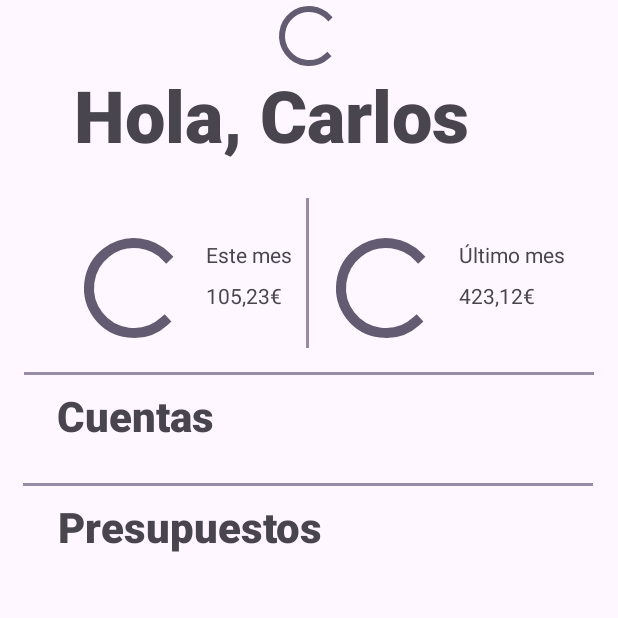
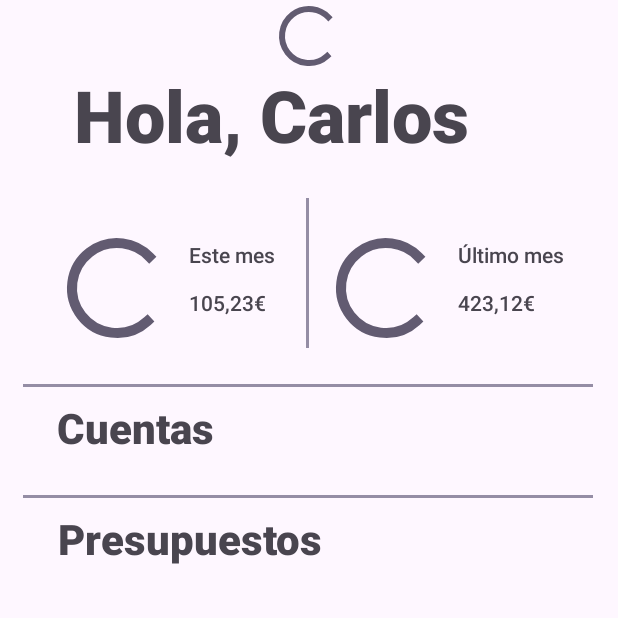
Before and after one commit to Melendo/PAD-2024-25-Keeperly, an Android app: the MainActivity screen opened directly, with no data from a screen before it, on a phone screen of 412 x 824 dp, the top half of it. Run offline under Robolectric (Android 15) with nearby library versions, the phone set to English and light mode, and no system bars.

Commit message:
Retoques en los layouts de activity_main

```diff
--- a/app/src/main/res/layout-w1240dp/activity_main.xml
+++ b/app/src/main/res/layout-w1240dp/activity_main.xml
@@ -50,7 +50,7 @@
         android:layout_height="150dp"
         android:layout_marginTop="16dp"
         app:layout_constraintEnd_toEndOf="parent"
-        app:layout_constraintHorizontal_bias="0.581"
+        app:layout_constraintHorizontal_bias="0.59"
         app:layout_constraintStart_toStartOf="parent"
         app:layout_constraintTop_toBottomOf="@+id/textView" />
 
@@ -58,7 +58,7 @@
         android:id="@+id/textView2"
         android:layout_width="200dp"
         android:layout_height="60dp"
-        android:layout_marginStart="32dp"
+        android:layout_marginStart="64dp"
         android:layout_marginTop="16dp"
         android:fontFamily="sans-serif-medium"
         android:text="Este mes"
@@ -70,46 +70,45 @@
         android:id="@+id/textView3"
         android:layout_width="200dp"
         android:layout_height="60dp"
+        android:layout_marginStart="64dp"
         android:layout_marginTop="16dp"
         android:fontFamily="sans-serif-medium"
         android:text="Último mes"
         android:textSize="34sp"
-        app:layout_constraintEnd_toEndOf="parent"
-        app:layout_constraintHorizontal_bias="0.712"
-        app:layout_constraintStart_toStartOf="parent"
+        app:layout_constraintStart_toEndOf="@+id/progressBar4"
         app:layout_constraintTop_toBottomOf="@+id/textView" />
 
     <View
         android:id="@+id/divider"
         android:layout_width="1600dp"
         android:layout_height="2dp"
-        android:layout_marginTop="188dp"
+        android:layout_marginTop="20dp"
         android:background="@color/gray_purple"
         app:layout_constraintEnd_toEndOf="parent"
         app:layout_constraintHorizontal_bias="0.495"
         app:layout_constraintStart_toStartOf="parent"
-        app:layout_constraintTop_toBottomOf="@+id/textView" />
+        app:layout_constraintTop_toBottomOf="@+id/divider2" />
 
     <View
         android:id="@+id/divider2"
         android:layout_width="2dp"
         android:layout_height="150dp"
-        android:layout_marginBottom="20dp"
+        android:layout_marginTop="18dp"
         android:background="@color/gray_purple"
-        app:layout_constraintBottom_toTopOf="@+id/divider"
         app:layout_constraintEnd_toEndOf="parent"
-        app:layout_constraintStart_toStartOf="parent" />
+        app:layout_constraintStart_toStartOf="parent"
+        app:layout_constraintTop_toBottomOf="@+id/textView" />
 
     <TextView
         android:id="@+id/textView4"
-        android:layout_width="110dp"
-        android:layout_height="40dp"
+        android:layout_width="wrap_content"
+        android:layout_height="wrap_content"
         android:layout_marginTop="40dp"
         android:fontFamily="sans-serif-black"
         android:text="Cuentas"
-        android:textSize="28sp"
+        android:textSize="48sp"
         app:layout_constraintEnd_toEndOf="parent"
-        app:layout_constraintHorizontal_bias="0.107"
+        app:layout_constraintHorizontal_bias="0.034"
         app:layout_constraintStart_toStartOf="parent"
         app:layout_constraintTop_toBottomOf="@+id/divider" />
 
@@ -117,38 +116,36 @@
         android:id="@+id/textView5"
         android:layout_width="200dp"
         android:layout_height="60dp"
-        android:layout_marginTop="20dp"
+        android:layout_marginStart="64dp"
+        android:layout_marginTop="28dp"
         android:fontFamily="sans-serif-medium"
         android:text="105,23€"
         android:textSize="34sp"
-        app:layout_constraintEnd_toEndOf="parent"
-        app:layout_constraintHorizontal_bias="0.234"
-        app:layout_constraintStart_toStartOf="parent"
+        app:layout_constraintStart_toEndOf="@+id/progressBar2"
         app:layout_constraintTop_toBottomOf="@+id/textView2" />
 
     <TextView
         android:id="@+id/textView6"
         android:layout_width="200dp"
         android:layout_height="60dp"
-        android:layout_marginTop="20dp"
+        android:layout_marginStart="64dp"
+        android:layout_marginTop="28dp"
         android:fontFamily="sans-serif-medium"
         android:text="423,12€"
         android:textSize="34sp"
-        app:layout_constraintEnd_toEndOf="parent"
-        app:layout_constraintHorizontal_bias="0.712"
-        app:layout_constraintStart_toStartOf="parent"
+        app:layout_constraintStart_toEndOf="@+id/progressBar4"
         app:layout_constraintTop_toBottomOf="@+id/textView3" />
 
     <TextView
         android:id="@+id/textView7"
-        android:layout_width="180dp"
-        android:layout_height="40dp"
+        android:layout_width="wrap_content"
+        android:layout_height="wrap_content"
         android:layout_marginTop="40dp"
         android:fontFamily="sans-serif-black"
         android:text="Presupuestos"
-        android:textSize="28sp"
+        android:textSize="48sp"
         app:layout_constraintEnd_toEndOf="parent"
-        app:layout_constraintHorizontal_bias="0.592"
+        app:layout_constraintHorizontal_bias="0.631"
         app:layout_constraintStart_toStartOf="parent"
         app:layout_constraintTop_toBottomOf="@+id/divider" />
 
@@ -156,10 +153,10 @@
         android:id="@+id/divider4"
         android:layout_width="2dp"
         android:layout_height="500dp"
-        android:layout_marginTop="24dp"
+        android:layout_marginTop="20dp"
         android:background="@color/gray_purple"
         app:layout_constraintEnd_toEndOf="parent"
-        app:layout_constraintHorizontal_bias="0.501"
+        app:layout_constraintHorizontal_bias="0.499"
         app:layout_constraintStart_toStartOf="parent"
         app:layout_constraintTop_toBottomOf="@+id/divider" />
 
--- a/app/src/main/res/layout-w936dp/activity_main.xml
+++ b/app/src/main/res/layout-w936dp/activity_main.xml
@@ -8,19 +8,20 @@
     tools:context=".ui.main.MainActivity">
 
     <!-- UI elements go here -->
+
     <TextView
         android:id="@+id/textView"
-        android:layout_width="313dp"
-        android:layout_height="64dp"
+        android:layout_width="400dp"
+        android:layout_height="75dp"
         android:fontFamily="sans-serif-black"
         android:text="Hola, Carlos"
-        android:textSize="48sp"
+        android:textSize="60sp"
         android:typeface="sans"
         app:layout_constraintBottom_toBottomOf="parent"
         app:layout_constraintEnd_toEndOf="parent"
         app:layout_constraintStart_toStartOf="parent"
         app:layout_constraintTop_toTopOf="parent"
-        app:layout_constraintVertical_bias="0.058" />
+        app:layout_constraintVertical_bias="0.052" />
 
     <ProgressBar
         android:id="@+id/progressBar2"
@@ -49,7 +50,7 @@
         android:layout_height="150dp"
         android:layout_marginTop="44dp"
         app:layout_constraintEnd_toEndOf="parent"
-        app:layout_constraintHorizontal_bias="0.655"
+        app:layout_constraintHorizontal_bias="0.644"
         app:layout_constraintStart_toStartOf="parent"
         app:layout_constraintTop_toBottomOf="@+id/textView" />
 
@@ -58,24 +59,22 @@
         android:layout_width="160dp"
         android:layout_height="40dp"
         android:layout_marginStart="20dp"
-        android:layout_marginTop="44dp"
+        android:layout_marginTop="60dp"
         android:fontFamily="sans-serif-medium"
         android:text="Este mes"
-        android:textSize="24sp"
+        android:textSize="34sp"
         app:layout_constraintStart_toEndOf="@+id/progressBar2"
         app:layout_constraintTop_toBottomOf="@+id/textView" />
 
     <TextView
         android:id="@+id/textView3"
-        android:layout_width="160dp"
+        android:layout_width="180dp"
         android:layout_height="40dp"
         android:layout_marginStart="20dp"
-        android:layout_marginTop="44dp"
+        android:layout_marginTop="60dp"
         android:fontFamily="sans-serif-medium"
         android:text="Último mes"
-        android:textSize="24sp"
-        app:layout_constraintEnd_toEndOf="parent"
-        app:layout_constraintHorizontal_bias="0.052"
+        android:textSize="34sp"
         app:layout_constraintStart_toEndOf="@+id/progressBar4"
         app:layout_constraintTop_toBottomOf="@+id/textView" />
 
@@ -83,33 +82,33 @@
         android:id="@+id/divider"
         android:layout_width="800dp"
         android:layout_height="2dp"
-        android:layout_marginTop="244dp"
+        android:layout_marginTop="32dp"
         android:background="@color/gray_purple"
         app:layout_constraintEnd_toEndOf="parent"
         app:layout_constraintStart_toStartOf="parent"
-        app:layout_constraintTop_toBottomOf="@+id/textView" />
+        app:layout_constraintTop_toBottomOf="@+id/divider2" />
 
     <View
         android:id="@+id/divider2"
         android:layout_width="2dp"
         android:layout_height="200dp"
-        android:layout_marginBottom="12dp"
+        android:layout_marginTop="27dp"
         android:background="@color/gray_purple"
-        app:layout_constraintBottom_toTopOf="@+id/divider"
         app:layout_constraintEnd_toEndOf="parent"
-        app:layout_constraintHorizontal_bias="0.498"
-        app:layout_constraintStart_toStartOf="parent" />
+        app:layout_constraintHorizontal_bias="0.502"
+        app:layout_constraintStart_toStartOf="parent"
+        app:layout_constraintTop_toBottomOf="@+id/textView" />
 
     <TextView
         android:id="@+id/textView4"
-        android:layout_width="110dp"
-        android:layout_height="40dp"
-        android:layout_marginTop="16dp"
+        android:layout_width="wrap_content"
+        android:layout_height="wrap_content"
+        android:layout_marginTop="20dp"
         android:fontFamily="sans-serif-black"
         android:text="Cuentas"
-        android:textSize="28sp"
+        android:textSize="48sp"
         app:layout_constraintEnd_toEndOf="parent"
-        app:layout_constraintHorizontal_bias="0.141"
+        app:layout_constraintHorizontal_bias="0.14"
         app:layout_constraintStart_toStartOf="parent"
         app:layout_constraintTop_toBottomOf="@+id/divider" />
 
@@ -117,25 +116,23 @@
         android:id="@+id/textView5"
         android:layout_width="160dp"
         android:layout_height="40dp"
-        android:layout_marginTop="32dp"
+        android:layout_marginStart="20dp"
+        android:layout_marginTop="28dp"
         android:fontFamily="sans-serif-medium"
         android:text="105,23€"
-        android:textSize="24sp"
-        app:layout_constraintEnd_toEndOf="parent"
-        app:layout_constraintHorizontal_bias="0.362"
-        app:layout_constraintStart_toStartOf="parent"
+        android:textSize="34sp"
+        app:layout_constraintStart_toEndOf="@+id/progressBar2"
         app:layout_constraintTop_toBottomOf="@+id/textView2" />
 
     <TextView
         android:id="@+id/textView6"
-        android:layout_width="160dp"
+        android:layout_width="180dp"
         android:layout_height="40dp"
-        android:layout_marginTop="32dp"
+        android:layout_marginStart="20dp"
+        android:layout_marginTop="28dp"
         android:fontFamily="sans-serif-medium"
         android:text="423,12€"
-        android:textSize="24sp"
-        app:layout_constraintEnd_toEndOf="parent"
-        app:layout_constraintHorizontal_bias="0.21"
+        android:textSize="34sp"
         app:layout_constraintStart_toEndOf="@+id/progressBar4"
         app:layout_constraintTop_toBottomOf="@+id/textView3" />
 
@@ -143,21 +140,20 @@
         android:id="@+id/divider3"
         android:layout_width="800dp"
         android:layout_height="2dp"
-        android:layout_marginTop="72dp"
+        android:layout_marginTop="120dp"
         android:background="@color/gray_purple"
         app:layout_constraintEnd_toEndOf="parent"
-        app:layout_constraintHorizontal_bias="0.483"
         app:layout_constraintStart_toStartOf="parent"
         app:layout_constraintTop_toBottomOf="@+id/divider" />
 
     <TextView
         android:id="@+id/textView7"
-        android:layout_width="180dp"
-        android:layout_height="40dp"
+        android:layout_width="wrap_content"
+        android:layout_height="wrap_content"
         android:layout_marginTop="20dp"
         android:fontFamily="sans-serif-black"
         android:text="Presupuestos"
-        android:textSize="28sp"
+        android:textSize="48sp"
         app:layout_constraintEnd_toEndOf="parent"
         app:layout_constraintHorizontal_bias="0.153"
         app:layout_constraintStart_toStartOf="parent"
--- a/app/src/main/res/layout/activity_main.xml
+++ b/app/src/main/res/layout/activity_main.xml
@@ -29,7 +29,7 @@
         android:layout_height="80dp"
         android:layout_marginTop="44dp"
         app:layout_constraintEnd_toEndOf="parent"
-        app:layout_constraintHorizontal_bias="0.148"
+        app:layout_constraintHorizontal_bias="0.114"
         app:layout_constraintStart_toStartOf="parent"
         app:layout_constraintTop_toBottomOf="@+id/textView" />
 
@@ -55,45 +55,47 @@
 
     <TextView
         android:id="@+id/textView2"
-        android:layout_width="wrap_content"
-        android:layout_height="wrap_content"
+        android:layout_width="60dp"
+        android:layout_height="20dp"
         android:layout_marginStart="8dp"
         android:layout_marginTop="52dp"
+        android:fontFamily="sans-serif-medium"
         android:text="Este mes"
         app:layout_constraintStart_toEndOf="@+id/progressBar2"
         app:layout_constraintTop_toBottomOf="@+id/textView" />
 
     <TextView
         android:id="@+id/textView3"
-        android:layout_width="wrap_content"
-        android:layout_height="wrap_content"
+        android:layout_width="80dp"
+        android:layout_height="20dp"
+        android:layout_marginStart="8dp"
         android:layout_marginTop="52dp"
+        android:fontFamily="sans-serif-medium"
         android:text="Último mes"
-        app:layout_constraintEnd_toEndOf="parent"
-        app:layout_constraintHorizontal_bias="0.897"
-        app:layout_constraintStart_toStartOf="parent"
+        app:layout_constraintStart_toEndOf="@+id/progressBar4"
         app:layout_constraintTop_toBottomOf="@+id/textView" />
 
     <View
         android:id="@+id/divider"
         android:layout_width="380dp"
         android:layout_height="2dp"
-        android:layout_marginTop="140dp"
+        android:layout_marginTop="24dp"
         android:background="@color/gray_purple"
         app:layout_constraintEnd_toEndOf="parent"
+        app:layout_constraintHorizontal_bias="0.483"
         app:layout_constraintStart_toStartOf="parent"
-        app:layout_constraintTop_toBottomOf="@+id/textView" />
+        app:layout_constraintTop_toBottomOf="@+id/divider2" />
 
     <View
         android:id="@+id/divider2"
         android:layout_width="2dp"
         android:layout_height="100dp"
-        android:layout_marginBottom="16dp"
+        android:layout_marginTop="24dp"
         android:background="@color/gray_purple"
-        app:layout_constraintBottom_toTopOf="@+id/divider"
         app:layout_constraintEnd_toEndOf="parent"
         app:layout_constraintHorizontal_bias="0.498"
-        app:layout_constraintStart_toStartOf="parent" />
+        app:layout_constraintStart_toStartOf="parent"
+        app:layout_constraintTop_toBottomOf="@+id/textView" />
 
     <TextView
         android:id="@+id/textView4"
@@ -110,24 +112,24 @@
 
     <TextView
         android:id="@+id/textView5"
-        android:layout_width="wrap_content"
-        android:layout_height="wrap_content"
-        android:layout_marginTop="8dp"
+        android:layout_width="60dp"
+        android:layout_height="20dp"
+        android:layout_marginStart="8dp"
+        android:layout_marginTop="12dp"
+        android:fontFamily="sans-serif-medium"
         android:text="105,23€"
-        app:layout_constraintEnd_toEndOf="parent"
-        app:layout_constraintHorizontal_bias="0.38"
-        app:layout_constraintStart_toStartOf="parent"
+        app:layout_constraintStart_toEndOf="@+id/progressBar2"
         app:layout_constraintTop_toBottomOf="@+id/textView2" />
 
     <TextView
         android:id="@+id/textView6"
-        android:layout_width="wrap_content"
-        android:layout_height="wrap_content"
-        android:layout_marginTop="8dp"
+        android:layout_width="80dp"
+        android:layout_height="20dp"
+        android:layout_marginStart="8dp"
+        android:layout_marginTop="12dp"
+        android:fontFamily="sans-serif-medium"
         android:text="423,12€"
-        app:layout_constraintEnd_toEndOf="parent"
-        app:layout_constraintHorizontal_bias="0.847"
-        app:layout_constraintStart_toStartOf="parent"
+        app:layout_constraintStart_toEndOf="@+id/progressBar4"
         app:layout_constraintTop_toBottomOf="@+id/textView3" />
 
     <View
```
